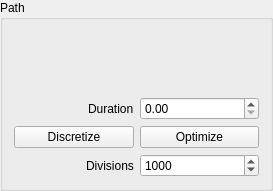
The window that Main/RobotPoseQt/pathframe.ui (krishauser/Klampt) describes before a commit, drawn with Qt 5.
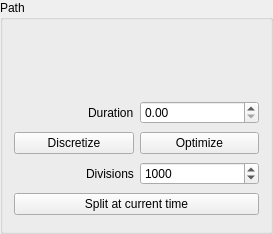
The same window after the commit. Custom widgets are drawn as their Qt base class.

What changed in the file:
```diff
--- a/Main/RobotPoseQt/pathframe.ui
+++ b/Main/RobotPoseQt/pathframe.ui
@@ -7,7 +7,7 @@
     <x>0</x>
     <y>0</y>
     <width>273</width>
-    <height>180</height>
+    <height>234</height>
    </rect>
   </property>
   <property name="windowTitle">
@@ -111,6 +111,13 @@
      </item>
     </layout>
    </item>
+   <item>
+    <widget class="QPushButton" name="btn_split">
+     <property name="text">
+      <string>Split at current time</string>
+     </property>
+    </widget>
+   </item>
   </layout>
  </widget>
  <customwidgets>
```
Left out of the diff: 17 changed lines with no effect on the pictures.
